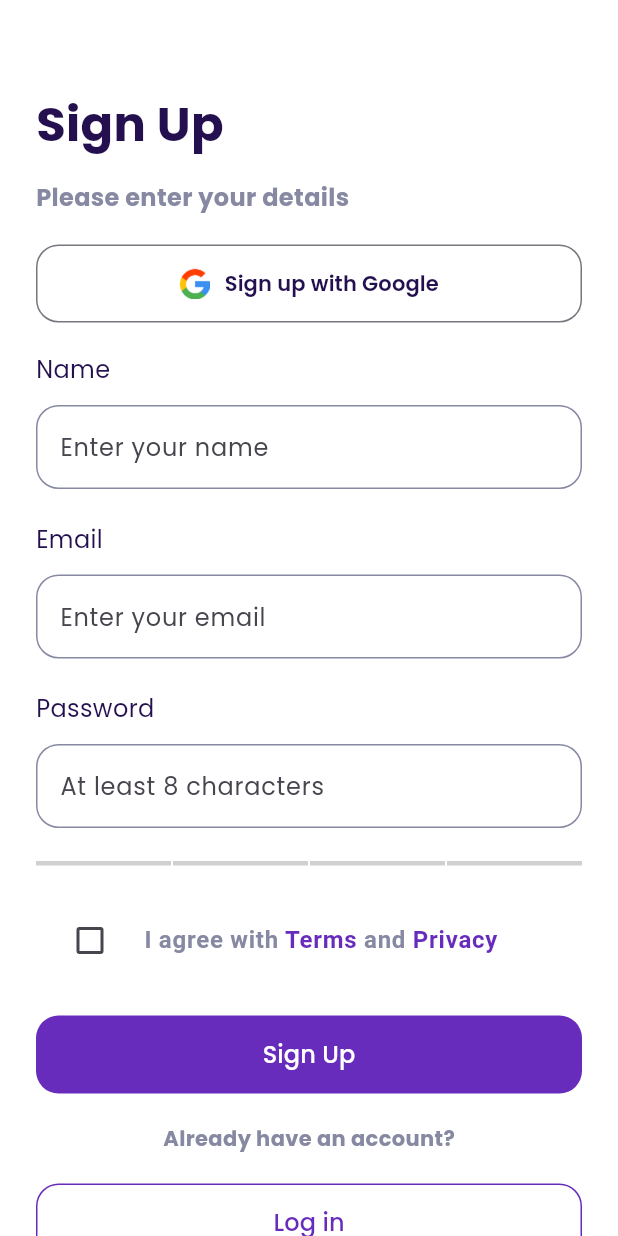
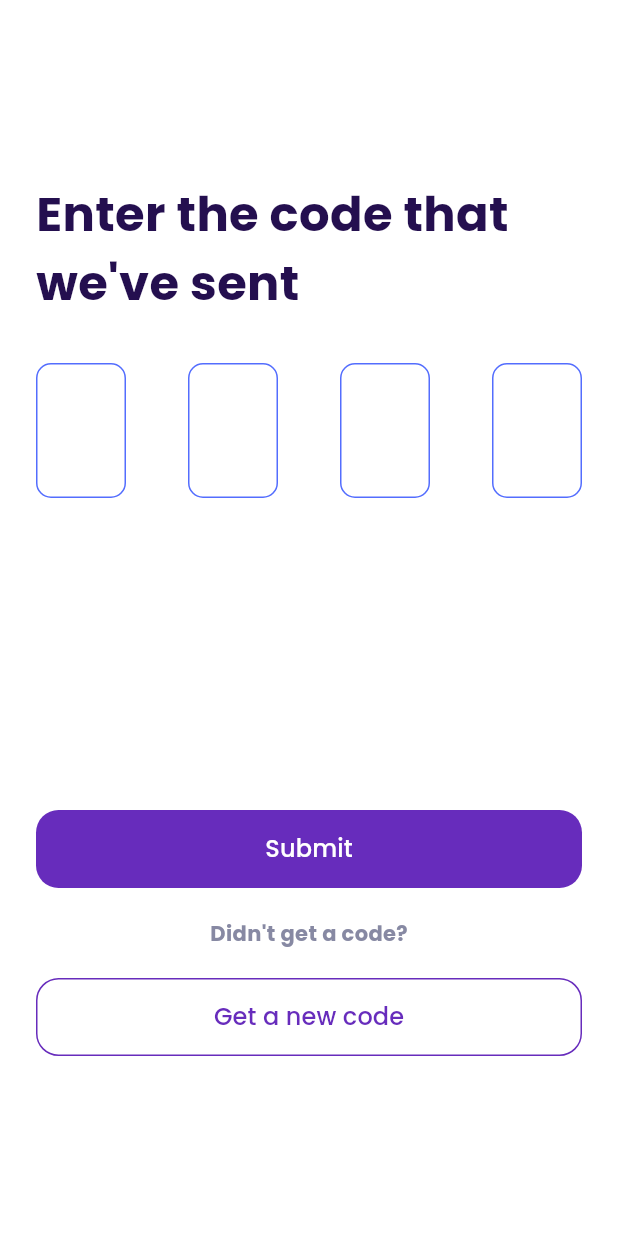
Before and after one commit to ummahcoder/quran_book, a Flutter app: the SignUp screen opened by its route, after a tap on "Sign Up", on a phone screen of 412 x 824 dp. Run offline on Flutter 3.47's test engine with Material 3 defaults, Android fonts, the light colour scheme and no system bars; drawn by our look-alikes of pin_code_fields; our stand-ins replace dio, flutter_riverpod, go_router, google_fonts; missing offline and left inert: circle_flags; network calls fail.

Commit message:
auth added

```diff
--- a/assets/lang/ru.json
+++ b/assets/lang/ru.json
@@ -15,5 +15,8 @@
     "pass" : "Минимум 8 символов",
     "terms" : "Я согласен(а) с Условиями и конфиденциальностью",
     "have" : "У вас уже есть аккаунт?",
-    "login" : "Войти"
+    "login" : "Войти",
+    "loginPage" : "Авторизоваться",
+    "loginPass" : "Введите ваш пароль",
+    "haveAN" : "У вас нет учетной записи?"
 }
--- a/assets/lang/uz.json
+++ b/assets/lang/uz.json
@@ -15,5 +15,8 @@
     "password" : "Parol",
     "terms" : "Foydalanish shartlari va maxfiylikka roziman",
     "have" : "Hisobingiz bormi?",
-    "login" : "Tizimga kirish"
+    "login" : "Tizimga kirish",
+    "loginPage" : "Tizimga kirish",
+    "loginPass" : "Parolingizni kiriting",
+    "haveAN" : "Sizda hisob yo'qmi?"
 }
--- a/lib/core/local/words.dart
+++ b/lib/core/local/words.dart
@@ -23,5 +23,8 @@ enum Words {
   login,
   emailEnter,
   password,
-  google
+  google,
+  loginPage,
+  loginPass,
+  haveAN
 }
--- a/lib/core/route_service/go_router.dart
+++ b/lib/core/route_service/go_router.dart
@@ -1,5 +1,8 @@
 import 'package:go_router/go_router.dart';
+import 'package:quran_book/feature/auth/view/pages/login_page.dart';
 import 'package:quran_book/feature/auth/view/pages/sign_up.dart';
+import 'package:quran_book/feature/auth/view/pages/verify_code.dart';
+import 'package:quran_book/feature/home/view/pages/home_page.dart';
 import 'package:quran_book/feature/splash/splash_screen.dart';
 
 class AppGouter {
@@ -12,5 +15,17 @@ class AppGouter {
         path: "/signUp",
         name: "signUp",
         builder: ((context, state) => const SignUp())),
+    GoRoute(
+        path: "/logIn",
+        name: "login",
+        builder: ((context, state) => const LoginPage())),
+    GoRoute(
+        path: "/homePage",
+        name: "homePage",
+        builder: ((context, state) => const HomePage())),
+    GoRoute(
+        path: "/verifyCode",
+        name: "verify-code",
+        builder: ((context, state) => const VerifyCode())),
   ]);
 }
--- /dev/null
+++ b/lib/core/services/send_sms.dart
@@ -0,0 +1,15 @@
+import 'package:dio/dio.dart';
+import 'package:quran_book/data/entity/auth_model/sms_model.dart';
+
+class SendSMS {
+  static const baseURL = "http://notify.eskiz.uz/api/message/sms/send";
+  static Dio dio = Dio();
+
+  static postData({required SendMassageModel getsms}) async {
+    await dio.post(baseURL,
+        options: Options(headers: {
+          "Authorization":
+              "Bearer eyJhbGciOiJIUzI1NiIsInR5cCI6IkpXVCJ9.eyJleHAiOjE3MTIyMjUyNzgsImlhdCI6MTcwOTYzMzI3OCwicm9sZSI6InRlc3QiLCJzaWduIjoiNDk2YjFkYjBhODJiZTE2ZGNmMjMxODJmZGVmYTg1YWQzMmI1ZDQxNDBlZTI2OGM2YzhiYzVkMTgwYjg4MzQwNiIsInN1YiI6IjY2NTQifQ.Bo7Q9lnYXeR_-WwbS5nrsiITlJzhuGvLqvWBBUkaECA"
+        }));
+  }
+}
--- a/lib/feature/auth/view/pages/sign_up.dart
+++ b/lib/feature/auth/view/pages/sign_up.dart
@@ -1,6 +1,14 @@
+import 'dart:developer';
+import 'dart:math';
+
 import 'package:flutter/material.dart';
+import 'package:flutter/services.dart';
+import 'package:flutter/widgets.dart';
+import 'package:go_router/go_router.dart';
+import 'package:quran_book/core/services/send_sms.dart';
 import 'package:quran_book/core/style/colors.dart';
 import 'package:quran_book/core/style/images/images.dart';
+import 'package:quran_book/data/entity/auth_model/sms_model.dart';
 
 import '../../../../core/local/words.dart';
 import '../widgets/textfields_w.dart';
@@ -14,6 +22,22 @@ class SignUp extends StatefulWidget {
 
 class _SignUpState extends State<SignUp> {
   bool _checkbox = false;
+  TextEditingController phoneNumber = TextEditingController();
+
+  String? validateEmail(String? value) {
+    const pattern = r"(?:[a-z0-9!#$%&'*+/=?^_`{|}~-]+(?:\.[a-z0-9!#$%&'"
+        r'*+/=?^_`{|}~-]+)*|"(?:[\x01-\x08\x0b\x0c\x0e-\x1f\x21\x23-\x5b\x5d-'
+        r'\x7f]|\\[\x01-\x09\x0b\x0c\x0e-\x7f])*")@(?:(?:[a-z0-9](?:[a-z0-9-]*'
+        r'[a-z0-9])?\.)+[a-z0-9](?:[a-z0-9-]*[a-z0-9])?|\[(?:(?:(2(5[0-5]|[0-4]'
+        r'[0-9])|1[0-9][0-9]|[1-9]?[0-9]))\.){3}(?:(2(5[0-5]|[0-4][0-9])|1[0-9]'
+        r'[0-9]|[1-9]?[0-9])|[a-z0-9-]*[a-z0-9]:(?:[\x01-\x08\x0b\x0c\x0e-\x1f\'
+        r'x21-\x5a\x53-\x7f]|\\[\x01-\x09\x0b\x0c\x0e-\x7f])+)\])';
+    final regex = RegExp(pattern);
+
+    return value!.isNotEmpty && !regex.hasMatch(value)
+        ? 'Enter a valid email address'
+        : null;
+  }
 
   @override
   Widget build(BuildContext context) {
@@ -93,14 +117,37 @@ class _SignUpState extends State<SignUp> {
                   height: 22,
                 ),
                 Text(
-                  Words.email.tr(context),
+                  "Phone number",
                   style: TextStyle(color: AppColors.c_240F4F, fontSize: 16),
                 ),
                 const SizedBox(
                   height: 12,
                 ),
-                TextFieldWidget(
-                  name: Words.emailEnter.tr(context),
+                TextFormField(
+                  keyboardType: TextInputType.number,
+                  inputFormatters: [
+                    LengthLimitingTextInputFormatter(9),
+                    FilteringTextInputFormatter.allow(RegExp(r'\d*')),
+                  ],
+                  autocorrect: false,
+                  controller: phoneNumber,
+                  decoration: const InputDecoration(
+                    isDense: false,
+                    isCollapsed: false,
+                    prefixIcon: Padding(
+                      padding: EdgeInsets.all(8.0),
+                      child: Padding(
+                        padding: EdgeInsets.all(8.0),
+                        child: Text(
+                          '+998',
+                          textAlign: TextAlign.center,
+                          style: TextStyle(fontSize: 16),
+                        ),
+                      ),
+                    ),
+                    border: OutlineInputBorder(
+                        borderRadius: BorderRadius.all(Radius.circular(18))),
+                  ),
                 ),
                 const SizedBox(
                   height: 22,
@@ -150,31 +197,7 @@ class _SignUpState extends State<SignUp> {
                   borderRadius: BorderRadius.circular(7),
                   child: CheckboxListTile(
                     controlAffinity: ListTileControlAffinity.leading,
-                    title: Text.rich(
-                      TextSpan(
-                        text: 'I agree with ',
-                        style: TextStyle(
-                          color: AppColors.c_8789a3,
-                          fontWeight: FontWeight.bold,
-                          fontSize: 16,
-                        ),
-                        children: [
-                          TextSpan(
-                            text: 'Terms',
-                            style: TextStyle(color: AppColors.c_672cbc),
-                          ),
-                          const TextSpan(
-                            text: ' and ',
-                          ),
-                          TextSpan(
-                            text: 'Privacy',
-                            style: TextStyle(
-                              color: AppColors.c_672cbc,
-                            ),
-                          ),
-                        ],
-                      ),
-                    ),
+                    title: Text(Words.terms.tr(context)),
                     value: _checkbox,
                     onChanged: (value) {
                       setState(() {
@@ -190,7 +213,17 @@ class _SignUpState extends State<SignUp> {
                   width: double.infinity,
                   height: 52,
                   child: OutlinedButton(
-                      onPressed: () {},
+                      onPressed: () async {
+                        context.go("/verifyCode");
+                        var number = '998' '${phoneNumber.text}';
+                        int getRandomCode = Random().nextInt(9999);
+                        SendMassageModel data = SendMassageModel(
+                            mobilePhone: int.parse(number),
+                            message:
+                                "Ushbu kodni hech kimga bermang! Uni faqatgina firibgarlar so'rashi mumkin! \n Sizning kodingiz: $getRandomCode",
+                            from: 4546);
+                        await SendSMS.postData(getsms: data);
+                      },
                       style: OutlinedButton.styleFrom(
                         side: BorderSide.none,
                         backgroundColor: AppColors.c_672cbc,
@@ -222,7 +255,9 @@ class _SignUpState extends State<SignUp> {
                   width: double.infinity,
                   height: 52,
                   child: OutlinedButton(
-                      onPressed: () {},
+                      onPressed: () {
+                        context.goNamed("login");
+                      },
                       style: OutlinedButton.styleFrom(
                         side: BorderSide(width: 1, color: AppColors.c_672cbc),
                         backgroundColor: Colors.white,
--- /dev/null
+++ b/lib/feature/auth/view/pages/verify_code.dart
@@ -0,0 +1,120 @@
+import 'package:flutter/material.dart';
+import 'package:flutter/services.dart';
+import 'package:flutter/widgets.dart';
+import 'package:go_router/go_router.dart';
+import 'package:pin_code_fields/pin_code_fields.dart';
+import 'package:quran_book/core/style/colors.dart';
+import 'package:quran_book/core/style/images/images.dart';
+
+import '../../../../core/local/words.dart';
+import '../widgets/textfields_w.dart';
+
+class VerifyCode extends StatefulWidget {
+  const VerifyCode({super.key});
+
+  @override
+  State<VerifyCode> createState() => _VerifyCodeState();
+}
+
+class _VerifyCodeState extends State<VerifyCode> {
+  TextEditingController getPin = TextEditingController();
+  @override
+  Widget build(BuildContext context) {
+    return Scaffold(
+      backgroundColor: Colors.white,
+      body: Padding(
+        padding: const EdgeInsets.symmetric(horizontal: 24, vertical: 120),
+        child: Column(
+          crossAxisAlignment: CrossAxisAlignment.start,
+          children: [
+            Text(
+              "Enter the code that we've sent",
+              style: TextStyle(
+                  fontSize: 32,
+                  fontWeight: FontWeight.bold,
+                  color: AppColors.c_240F4F),
+            ),
+            const SizedBox(
+              height: 30,
+            ),
+            PinCodeTextField(
+              controller: getPin,
+              obscureText: true,
+              keyboardType: TextInputType.number,
+              appContext: context,
+              length: 4,
+              cursorHeight: 90,
+              textStyle: const TextStyle(
+                fontSize: 20,
+                fontWeight: FontWeight.normal,
+              ),
+              inputFormatters: [FilteringTextInputFormatter.digitsOnly],
+              pinTheme: PinTheme(
+                selectedColor: Colors.amber,
+                activeColor: Colors.green,
+                shape: PinCodeFieldShape.box,
+                borderWidth: 1,
+                fieldWidth: 60,
+                fieldHeight: 90,
+                inactiveColor: Colors.indigoAccent,
+                borderRadius: BorderRadius.circular(10),
+              ),
+            ),
+            const Spacer(),
+            SizedBox(
+              width: double.infinity,
+              height: 52,
+              child: OutlinedButton(
+                  onPressed: () {
+                    context.go("/homePage");
+                  },
+                  style: OutlinedButton.styleFrom(
+                    side: BorderSide.none,
+                    backgroundColor: AppColors.c_672cbc,
+                    shape: RoundedRectangleBorder(
+                        borderRadius: BorderRadius.circular(15)),
+                  ),
+                  child: const Text(
+                    "Submit",
+                    style: TextStyle(color: Colors.white, fontSize: 16),
+                  )),
+            ),
+            const SizedBox(
+              height: 20,
+            ),
+            Center(
+              child: Text(
+                "Didn't get a code?",
+                style: TextStyle(
+                  color: AppColors.c_8789a3,
+                  fontWeight: FontWeight.bold,
+                ),
+              ),
+            ),
+            const SizedBox(
+              height: 20,
+            ),
+            SizedBox(
+              width: double.infinity,
+              height: 52,
+              child: OutlinedButton(
+                  onPressed: () {
+                    context.go("/signUp");
+                  },
+                  style: OutlinedButton.styleFrom(
+                    side: BorderSide(width: 1, color: AppColors.c_672cbc),
+                    backgroundColor: Colors.white,
+                    shape: RoundedRectangleBorder(
+                        borderRadius: BorderRadius.circular(15)),
+                  ),
+                  child: Text(
+                    "Get a new code",
+                    style: TextStyle(color: AppColors.c_672cbc, fontSize: 16),
+                  )),
+            ),
+          ],
+        ),
+      ),
+    );
+  }
+}
--- a/lib/feature/auth/view/widgets/textfields_w.dart
+++ b/lib/feature/auth/view/widgets/textfields_w.dart
@@ -3,19 +3,24 @@ import 'package:quran_book/core/style/colors.dart';
 
 class TextFieldWidget extends StatelessWidget {
   final String name;
+  final String? Function(String?)? validator;
 
   const TextFieldWidget({
     super.key,
     required this.name,
+    this.validator,
   });
 
   @override
   Widget build(BuildContext context) {
-    return TextField(
+    return TextFormField(
+      validator: validator,
       decoration: InputDecoration(
         hintText: name,
-      labelStyle:
-          TextStyle(color: AppColors.c_8789a3, fontWeight: FontWeight.bold),
+        labelStyle: TextStyle(
+          color: AppColors.c_8789a3,
+          fontWeight: FontWeight.bold,
+        ),
         floatingLabelBehavior: FloatingLabelBehavior.auto,
         focusedBorder: OutlineInputBorder(
           borderRadius: BorderRadius.circular(15),
@@ -25,6 +30,15 @@ class TextFieldWidget extends StatelessWidget {
           borderRadius: BorderRadius.circular(15),
           borderSide: BorderSide(color: AppColors.c_8789a3, width: 1),
         ),
-    ));
+        errorBorder: OutlineInputBorder(
+          borderRadius: BorderRadius.circular(15),
+          borderSide: const BorderSide(color: Colors.red, width: 1),
+        ),
+        focusedErrorBorder: OutlineInputBorder(
+          borderRadius: BorderRadius.circular(15),
+          borderSide: const BorderSide(color: Colors.red, width: 1),
+        ),
+      ),
+    );
   }
 }
--- a/pubspec.yaml
+++ b/pubspec.yaml
@@ -40,6 +40,8 @@ dependencies:
   go_router: ^13.2.0
   flutter_riverpod: ^2.4.10
   flutter_localization: ^0.2.0
+  dio: ^5.4.1
+  pin_code_fields: ^8.0.1
 
 dev_dependencies:
   flutter_test:
```
Also changed, not shown: assets/lang/en.json (+6 -1 lines), lib/data/entity/auth_model/sms_model.dart (added, +37 -0 lines), lib/feature/auth/view/pages/login_page.dart (added, +157 -0 lines), lib/feature/home/view/pages/home_page.dart (added, +10 -0 lines), pubspec.lock. Lines whose indentation alone changed are shown as unchanged.
